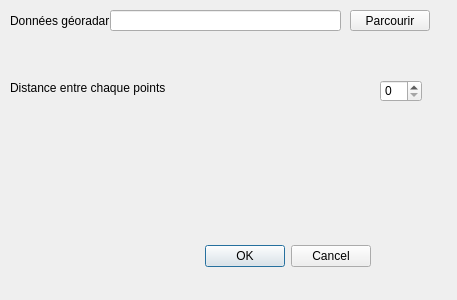
Above: UI_tellus_processing_dialog_base.ui from RonanTellus/TellusPlugin before the change. Below: the same form after it.
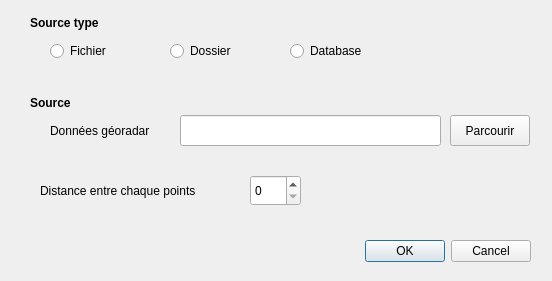
That is the form after the change.

```diff
--- a/UI_tellus_processing_dialog_base.ui
+++ b/UI_tellus_processing_dialog_base.ui
@@ -6,19 +6,91 @@
    <rect>
     <x>0</x>
     <y>0</y>
-    <width>457</width>
-    <height>300</height>
+    <width>552</width>
+    <height>281</height>
    </rect>
   </property>
   <property name="windowTitle">
    <string>Tellus processing</string>
   </property>
-  <widget class="QDialogButtonBox" name="BtnBoxOkCancel">
+  <widget class="QRadioButton" name="radioButton_2">
+   <property name="geometry">
+    <rect>
+     <x>170</x>
+     <y>40</y>
+     <width>117</width>
+     <height>22</height>
+    </rect>
+   </property>
+   <property name="text">
+    <string>Dossier</string>
+   </property>
+  </widget>
+  <widget class="QLabel" name="label_3">
    <property name="geometry">
     <rect>
      <x>30</x>
-     <y>240</y>
-     <width>341</width>
+     <y>15</y>
+     <width>101</width>
+     <height>17</height>
+    </rect>
+   </property>
+   <property name="text">
+    <string>&lt;html&gt;&lt;head/&gt;&lt;body&gt;&lt;p&gt;&lt;span style=&quot; font-weight:600;&quot;&gt;Source type&lt;/span&gt;&lt;/p&gt;&lt;/body&gt;&lt;/html&gt;</string>
+   </property>
+  </widget>
+  <widget class="QRadioButton" name="radioButton">
+   <property name="geometry">
+    <rect>
+     <x>50</x>
+     <y>40</y>
+     <width>117</width>
+     <height>22</height>
+    </rect>
+   </property>
+   <property name="text">
+    <string>Fichier</string>
+   </property>
+  </widget>
+  <widget class="QWidget" name="distance" native="true">
+   <property name="geometry">
+    <rect>
+     <x>20</x>
+     <y>165</y>
+     <width>511</width>
+     <height>51</height>
+    </rect>
+   </property>
+   <widget class="QSpinBox" name="sbParamDistance">
+    <property name="geometry">
+     <rect>
+      <x>230</x>
+      <y>10</y>
+      <width>51</width>
+      <height>31</height>
+     </rect>
+    </property>
+   </widget>
+   <widget class="QLabel" name="label">
+    <property name="geometry">
+     <rect>
+      <x>20</x>
+      <y>10</y>
+      <width>221</width>
+      <height>31</height>
+     </rect>
+    </property>
+    <property name="text">
+     <string>Distance entre chaque points</string>
+    </property>
+   </widget>
+  </widget>
+  <widget class="QDialogButtonBox" name="buttonBox">
+   <property name="geometry">
+    <rect>
+     <x>20</x>
+     <y>235</y>
+     <width>511</width>
      <height>32</height>
     </rect>
    </property>
@@ -32,81 +104,74 @@
   <widget class="QWidget" name="widget" native="true">
    <property name="geometry">
     <rect>
-     <x>0</x>
-     <y>10</y>
-     <width>451</width>
-     <height>41</height>
+     <x>20</x>
+     <y>95</y>
+     <width>511</width>
+     <height>61</height>
     </rect>
    </property>
-   <widget class="QLabel" name="lblDG">
-    <property name="geometry">
-     <rect>
-      <x>10</x>
-      <y>0</y>
-      <width>101</width>
-      <height>21</height>
-     </rect>
-    </property>
-    <property name="text">
-     <string>Données géoradar</string>
-    </property>
-   </widget>
    <widget class="QPushButton" name="parcourirBtn">
     <property name="geometry">
      <rect>
-      <x>350</x>
-      <y>0</y>
+      <x>430</x>
+      <y>20</y>
       <width>80</width>
-      <height>21</height>
+      <height>31</height>
      </rect>
     </property>
     <property name="text">
      <string>Parcourir</string>
     </property>
    </widget>
+   <widget class="QLabel" name="lblDG">
+    <property name="geometry">
+     <rect>
+      <x>30</x>
+      <y>20</y>
+      <width>131</width>
+      <height>31</height>
+     </rect>
+    </property>
+    <property name="text">
+     <string>Données géoradar</string>
+    </property>
+   </widget>
    <widget class="QLineEdit" name="pathLineEdit">
     <property name="geometry">
      <rect>
-      <x>110</x>
+      <x>160</x>
+      <y>20</y>
+      <width>261</width>
+      <height>31</height>
+     </rect>
+    </property>
+   </widget>
+   <widget class="QLabel" name="label_2">
+    <property name="geometry">
+     <rect>
+      <x>10</x>
       <y>0</y>
-      <width>231</width>
-      <height>21</height>
+      <width>71</width>
+      <height>17</height>
      </rect>
     </property>
+    <property name="text">
+     <string>&lt;html&gt;&lt;head/&gt;&lt;body&gt;&lt;p&gt;&lt;span style=&quot; font-weight:600;&quot;&gt;Source&lt;/span&gt;&lt;/p&gt;&lt;/body&gt;&lt;/html&gt;</string>
+    </property>
    </widget>
   </widget>
-  <widget class="QWidget" name="widget_2" native="true">
+  <widget class="QRadioButton" name="radioButton_3">
    <property name="geometry">
     <rect>
-     <x>0</x>
-     <y>70</y>
-     <width>451</width>
-     <height>41</height>
+     <x>290</x>
+     <y>40</y>
+     <width>117</width>
+     <height>22</height>
     </rect>
    </property>
-   <widget class="QSpinBox" name="sbParamDistance">
-    <property name="geometry">
-     <rect>
-      <x>380</x>
-      <y>10</y>
-      <width>42</width>
-      <height>22</height>
-     </rect>
-    </property>
-   </widget>
-   <widget class="QLabel" name="label">
-    <property name="geometry">
-     <rect>
-      <x>10</x>
-      <y>10</y>
-      <width>321</width>
-      <height>16</height>
-     </rect>
-    </property>
-    <property name="text">
-     <string>Distance entre chaque points</string>
-    </property>
-   </widget>
+   <property name="text">
+    <string>Database</string>
+   </property>
   </widget>
  </widget>
  <resources/>
```
Left out of the diff: 37 changed lines with no effect on the pictures.
